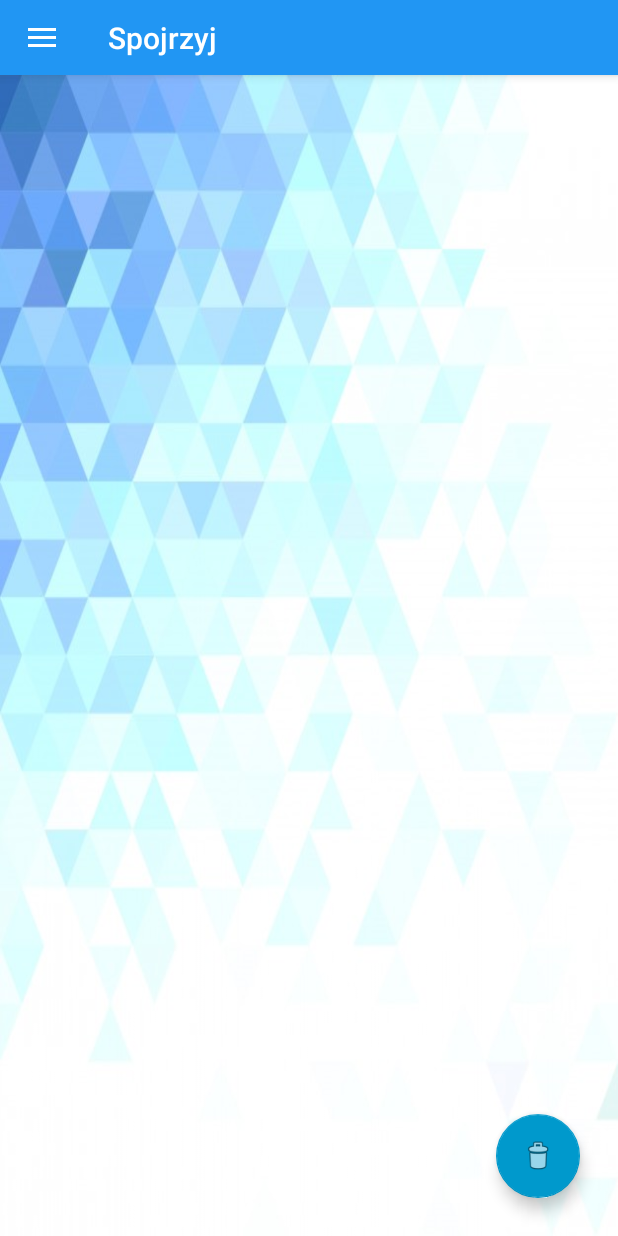
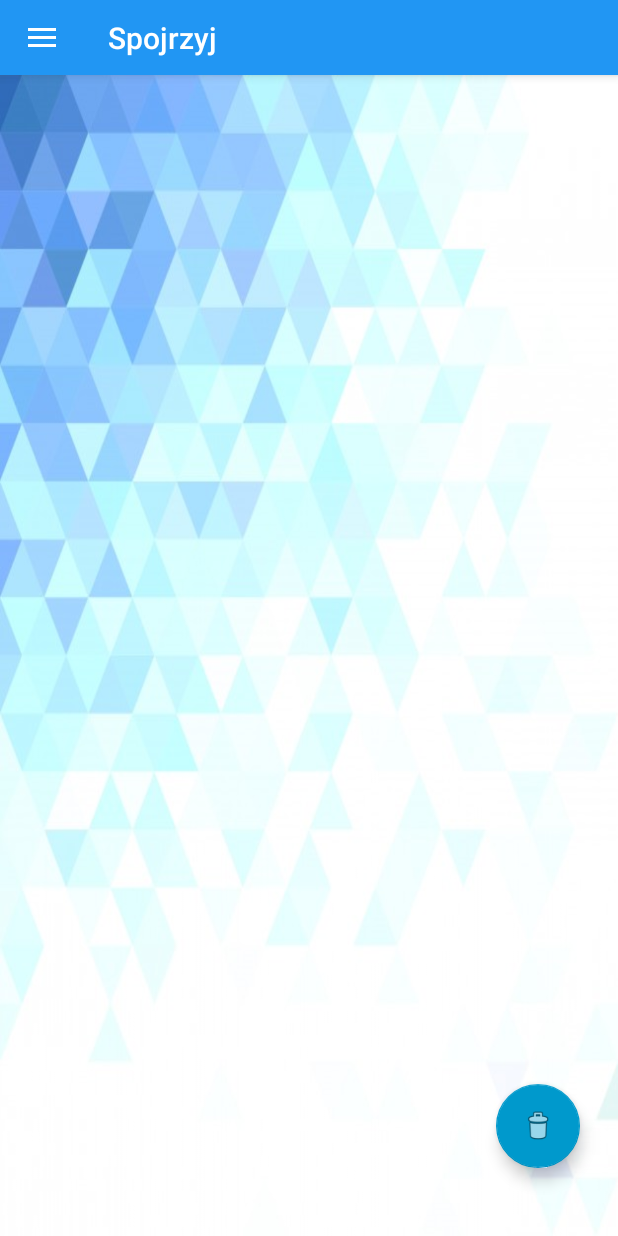
Before and after one commit to Lukieoo/Spojrzyj, an Android app: the history screen opened directly, with no data from a screen before it, on a phone screen of 412 x 824 dp. Run offline under Robolectric (Android 15) with nearby library versions, the light colour scheme and no system bars; our stand-ins replace AdMob.

Commit message:
Initial commit

```diff
--- a/app/build.gradle
+++ b/app/build.gradle
@@ -6,8 +6,8 @@ android {
         applicationId "com.anioncode.spojrzyj"
         minSdkVersion 21
         targetSdkVersion 27
-        versionCode 1
-        versionName "1.0"
+        versionCode 3
+        versionName "1.2"
         testInstrumentationRunner "android.support.test.runner.AndroidJUnitRunner"
     }
     buildTypes {
--- a/app/src/main/java/com/anioncode/spojrzyj/NewAppWidget.java
+++ b/app/src/main/java/com/anioncode/spojrzyj/NewAppWidget.java
@@ -123,7 +123,7 @@ public class NewAppWidget extends AppWidgetProvider {
             updateAppWidget(context, appWidgetManager, appWidgetId);
            // CharSequence widgetText = context.getString(R.string.appwidget_text);
             // Construct the RemoteViews object
-            RemoteViews views = new RemoteViews(context.getPackageName(), R.layout.widget);
+            RemoteViews views = new RemoteViews(context.getPackageName(), R.layout.new_app_widget);
             views.setTextViewText(R.id.appwidget_text,Integer.toString((int)LensView(mDatabaseHelper)));
 
 
--- a/app/src/main/java/com/anioncode/spojrzyj/Notification.java
+++ b/app/src/main/java/com/anioncode/spojrzyj/Notification.java
@@ -26,7 +26,7 @@ public class Notification extends Service {
                 0, notificationIntent, 0);
 
         android.app.Notification notification = new NotificationCompat.Builder(this, "Spojrzyj")
-                .setContentTitle("Example Service")
+                .setContentTitle("Notification")
                 .setContentText(input)
                 .setSmallIcon(R.drawable.eye)
                 .setContentIntent(pendingIntent)
--- a/app/src/main/res/drawable/widget.xml
+++ b/app/src/main/res/drawable/widget.xml
@@ -9,7 +9,10 @@
 
 
 <solid
-    android:color="#50FFFFFF"/>
+    android:color="#50000000"
+    />
+    <!--android:color="#50FFFFFF"-->
+
     <padding
         android:bottom="5dp"
         android:left="5dp"
--- a/app/src/main/res/layout/activity_history.xml
+++ b/app/src/main/res/layout/activity_history.xml
@@ -15,10 +15,9 @@
         android:id="@+id/fab"
         android:layout_width="wrap_content"
         android:layout_height="wrap_content"
-
         android:layout_alignParentBottom="true"
         android:layout_alignParentEnd="true"
-        android:layout_marginBottom="25dp"
+        android:layout_marginBottom="45dp"
         android:layout_marginEnd="25dp"
         android:elevation="8dp"
         android:scaleType="center"
@@ -27,10 +26,13 @@
         app:fabSize="normal"
         app:rippleColor="@android:color/black" />
     <ListView
+
         android:id="@+id/listview"
+        android:listSelector="@drawable/borderhistory"
         android:layout_width="match_parent"
         android:layout_height="match_parent"
         android:padding="3dp"
+        android:dividerHeight="1dp"
         android:layout_margin="20dp">
 
     </ListView>
--- a/app/src/main/res/layout/new_app_widget.xml
+++ b/app/src/main/res/layout/new_app_widget.xml
@@ -11,7 +11,7 @@
         android:layout_centerHorizontal="true"
         android:layout_centerVertical="true"
         android:layout_margin="8dp"
-        android:textColor="@color/colorPrimaryDark"
+        android:textColor="@android:color/white"
         android:textSize="24sp"
         android:textStyle="bold|italic" />
 
--- a/app/src/main/res/layout/widget.xml
+++ b/app/src/main/res/layout/widget.xml
@@ -23,7 +23,7 @@
         android:contentDescription="@string/appwidget_text"
         android:fontFamily="sans-serif"
         android:text="@string/appwidget_text"
-        android:textColor="@color/colorPrimaryDark"
+        android:textColor="@android:color/white"
         android:textSize="15sp"
         android:textStyle="bold" />
 
--- a/app/src/main/res/menu/drawermenu.xml
+++ b/app/src/main/res/menu/drawermenu.xml
@@ -3,7 +3,7 @@
     xmlns:tools="http://schemas.android.com/tools"
     tools:context="pl.warrioirbot.zst.MainActivity">
 <item android:id="@+id/menu" android:title="@string/main" android:icon="@drawable/ic_home_black_24dp" />
-<item android:id="@+id/historia" android:title="@string/historia" android:icon="@drawable/ic_info_black_24dp" />
+<item android:id="@+id/historia" android:title="@string/historia" android:icon="@drawable/ic_history_black_24dp" />
 <item android:id="@+id/info" android:title="@string/info" android:icon="@drawable/ic_info_black_24dp" />
 <item android:id="@+id/close" android:title="@string/zamknij" android:icon="@drawable/ic_close_black_24dp" />
 
--- a/app/src/main/res/values/strings.xml
+++ b/app/src/main/res/values/strings.xml
@@ -30,7 +30,7 @@
     <string name="info">O programie</string>
     <string name="zamknij">Zamknij</string>
     <string name="doo">do</string>
-    <string name="informacje">Wersja aktualna to 1.0-2019 \nZnajduje się na poziomie testów .\nFunkcje w tej części to:\n-Zapisywanie mocy soczewek\n-Ustawienie daty ważności soczewki\n-Powiadomienia o konieczności zmiany soczewki\n-Ważnosć soczewek\n*Kontakt pawkrzysciak@gmail.com</string>
+    <string name="informacje">Wersja aktualna to 1.2-2019.\nFunkcje w tej części to:\n -Zapisywanie mocy soczewek,\n -Ustawienie daty ważności soczewki,\n-Powiadomienia o konieczności zmiany soczewki,\n-Ważnosć soczewek,\n-Widgety aplikacji.\n*Kontakt pawkrzysciak@gmail.com</string>
     <string name="program">Informacja</string>
     <string name="twoje">Twoje soczewki :</string>
     <string name="historia">Historia</string>
--- a/app/src/main/res/values/styles.xml
+++ b/app/src/main/res/values/styles.xml
@@ -21,4 +21,6 @@
         <item name="android:textSize">16sp</item>
         <item name="android:background">@drawable/textview_border</item>
     </style>
+
+
 </resources>
--- a/app/src/main/res/xml/widget_info.xml
+++ b/app/src/main/res/xml/widget_info.xml
@@ -6,5 +6,5 @@
     android:minWidth="250dp"
     android:previewImage="@drawable/eye"
     android:resizeMode="horizontal|vertical"
-    android:updatePeriodMillis="46400000"
+    android:updatePeriodMillis="1800000"
     android:widgetCategory="home_screen"></appwidget-provider>
```
